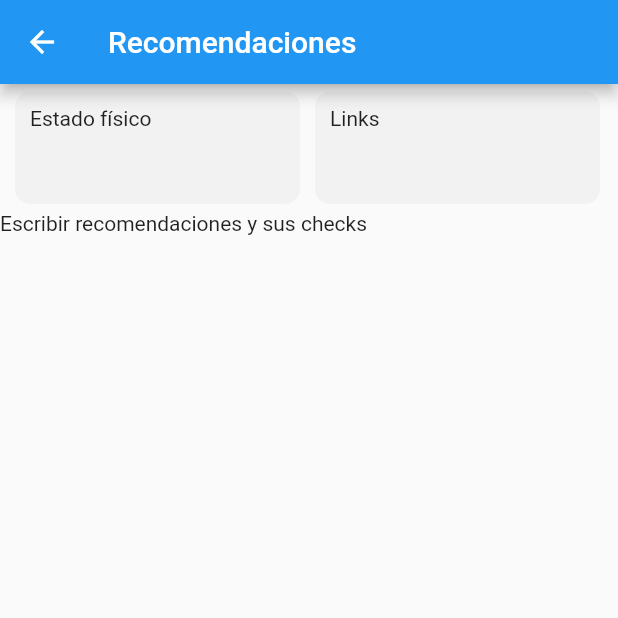
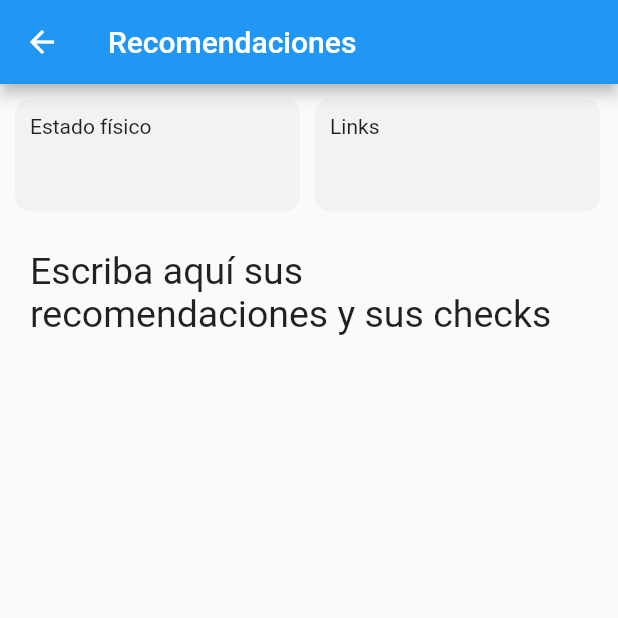
Before and after one commit to 8javier/flutter_application_app, a Flutter app: the Recommend screen opened by its route, on a phone screen of 412 x 824 dp, the top half of it. Run offline on Flutter 3.47's test engine with Material 2 defaults, Android fonts, the phone set to English and light mode, and no system bars; our stand-ins replace cloud_firestore, firebase_core; accounts and stored records are empty.

Commit message:
[pantalla para cuestionarios(copia de preguntas)]

```diff
--- a/lib/pantallas/quizPaciente.dart
+++ b/lib/pantallas/quizPaciente.dart
@@ -1,4 +1,6 @@
 import 'package:flutter/material.dart';
+
+import '../reciclar/textfield.dart';
 
 class QuizPaciente extends StatefulWidget {
   const QuizPaciente({super.key});
@@ -12,7 +14,13 @@ class _QuizPacienteState extends State<QuizPaciente> {
   Widget build(BuildContext context) {
     return ListView(
       children: <Widget>[
-        Text("Quiz")
+        Padding(padding: const EdgeInsets.all(20),
+        child: Text("Question",
+        style: TextStyle(fontSize: 25),),
+        ),
+        Padding(padding: const EdgeInsets.all(20),
+        child:texto(20) ,),
+        IconButton(onPressed: (){}, icon: Icon(Icons.send))
       ],
     );
   }
--- a/lib/pantallas/recomendaciones.dart
+++ b/lib/pantallas/recomendaciones.dart
@@ -1,8 +1,7 @@
 import 'package:flutter/material.dart';
 
-
-class Recommend extends StatelessWidget{
-  const Recommend({Key? key}) : super (key: key);
+class Recommend extends StatelessWidget {
+  const Recommend({Key? key}) : super(key: key);
 
   @override
   Widget build(BuildContext context) {
@@ -15,10 +14,9 @@ class Recommend extends StatelessWidget{
             Row(
               children: [
                 InkWell(
-              child:
-            Container(
-              margin:
-                  const EdgeInsets.only(top: 5, bottom: 5, right: 5, left: 10),
+                  child: Container(
+                    margin: const EdgeInsets.only(
+                        top: 10, bottom: 5, right: 5, left: 10),
                     height: 75,
                     width: 190,
                     padding: const EdgeInsets.all(10),
@@ -30,15 +28,15 @@ class Recommend extends StatelessWidget{
                   onTap: () {
                     showDialog(
                         context: context,
-            builder: (_)=> new AlertDialog(
+                        builder: (_) => new AlertDialog(
                               title: Text("[Proximamente...]"),
                             ));
                   },
                 ),
                 InkWell(
                   child: Container(
-              margin:
-                  const EdgeInsets.only(top: 5, bottom: 5, right: 10, left: 5),
+                    margin: const EdgeInsets.only(
+                        top: 10, bottom: 5, right: 10, left: 5),
                     height: 75,
                     width: 190,
                     padding: const EdgeInsets.all(10),
@@ -50,16 +48,21 @@ class Recommend extends StatelessWidget{
                   onTap: () {
                     showDialog(
                         context: context,
-            builder: (_)=> new AlertDialog(
+                        builder: (_) => new AlertDialog(
                               title: Text("[Proximamente...]"),
                             ));
                   },
                 )
-
               ],
             ),
-          Text("Escribir recomendaciones y sus checks"),
-        ],)
-    );
+            Padding(
+              padding: const EdgeInsets.all(20),
+              child: Text(
+                "Escriba aquí sus recomendaciones y sus checks",
+                style: TextStyle(fontSize: 25),
+              ),
+            ),
+          ],
+        ));
   }
 }
```
Lines whose indentation alone changed are shown as unchanged.
